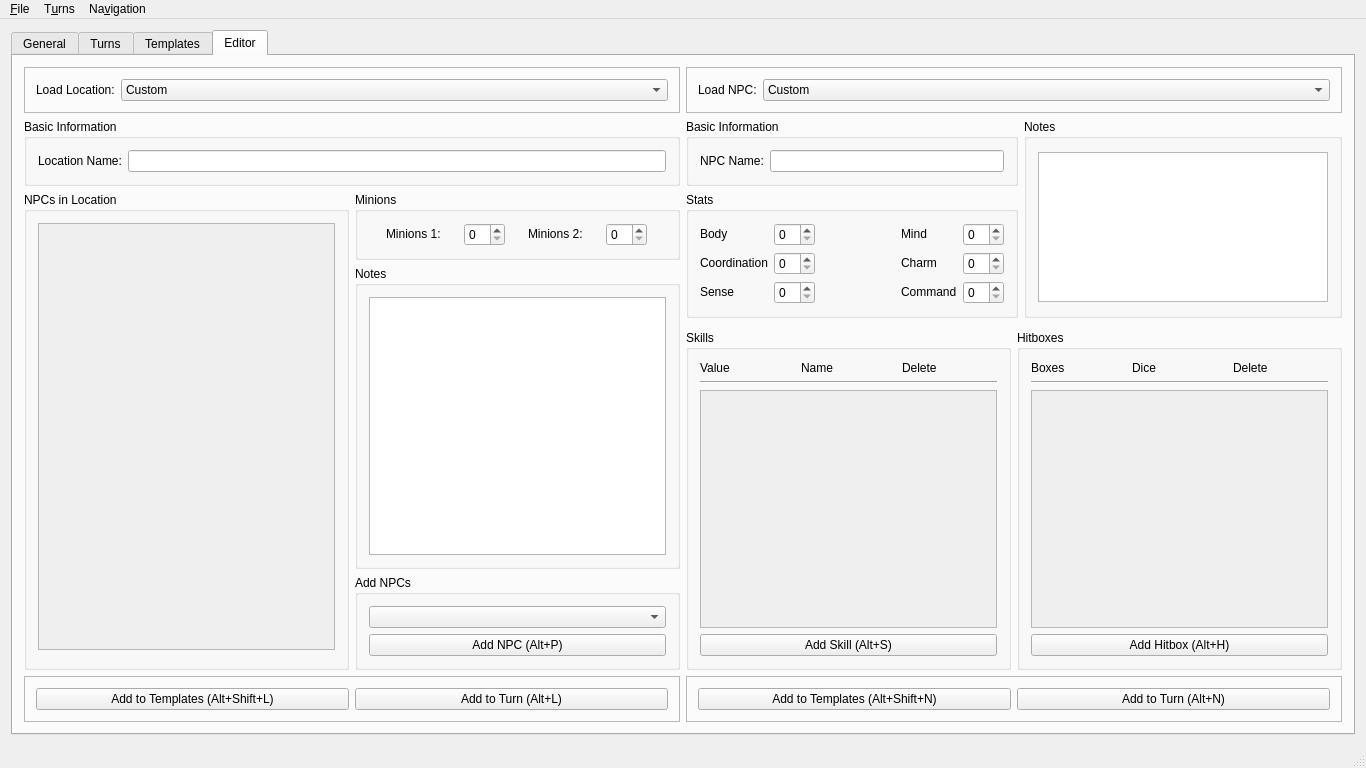
First picture: the form in src/mainwindow.ui, repository zobin8/talented-gm, before the edit.
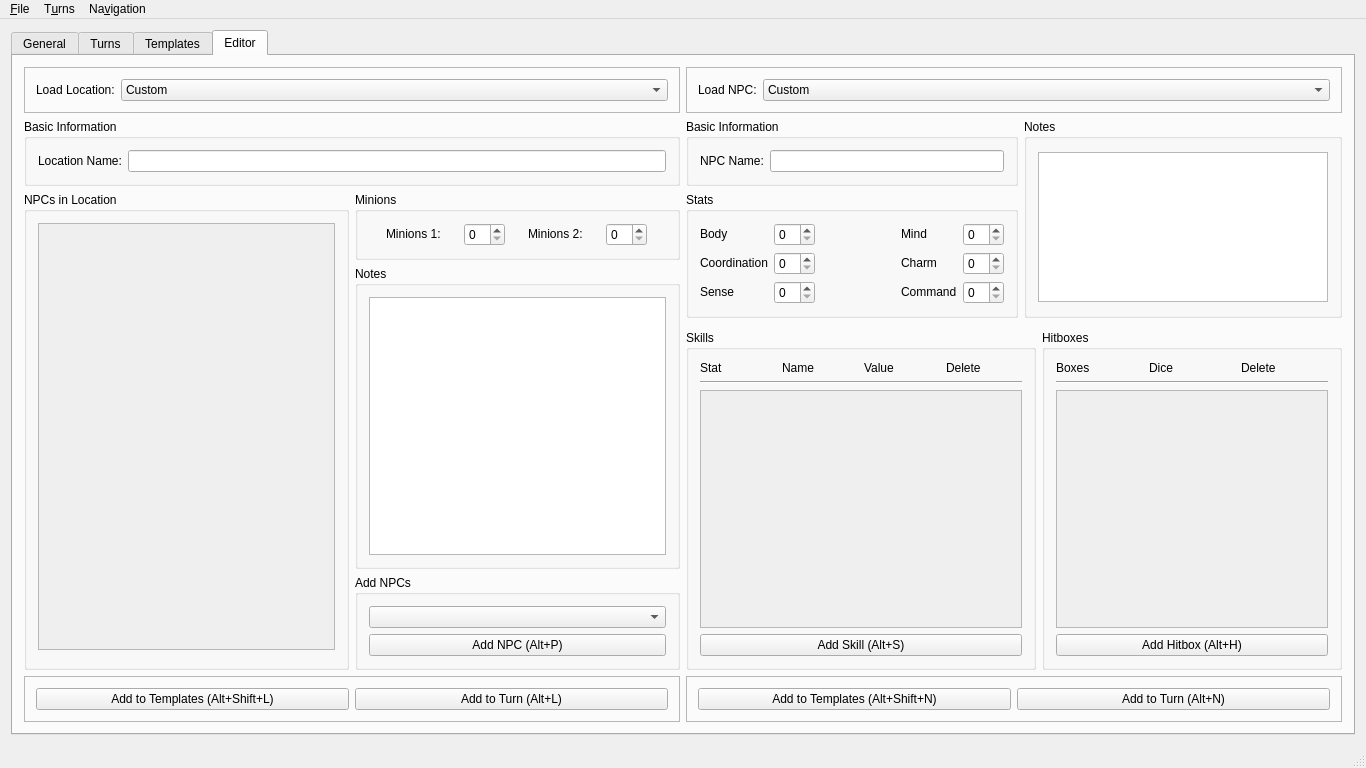
Second picture: the form after the edit.

Commit message: Added stats to skills  * Each stat now has an associated skill.  * The previous system made no sense.  * This could potentially allow automated dice rolling.

Patch:
```diff
--- a/src/mainwindow.ui
+++ b/src/mainwindow.ui
@@ -1757,6 +1757,12 @@
                   <verstretch>0</verstretch>
                  </sizepolicy>
                 </property>
+                <property name="minimumSize">
+                 <size>
+                  <width>350</width>
+                  <height>0</height>
+                 </size>
+                </property>
                 <property name="title">
                  <string>Skills</string>
                 </property>
@@ -1791,23 +1797,30 @@
                        </sizepolicy>
                       </property>
                       <property name="text">
-                       <string>Value</string>
+                       <string>Stat</string>
                       </property>
                      </widget>
                     </item>
                     <item>
-                     <widget class="QLabel" name="label_30">
-                      <property name="sizePolicy">
-                       <sizepolicy hsizetype="Preferred" vsizetype="Fixed">
-                        <horstretch>0</horstretch>
-                        <verstretch>0</verstretch>
-                       </sizepolicy>
-                      </property>
+                     <widget class="QLabel" name="label">
                       <property name="text">
                        <string>Name</string>
                       </property>
                      </widget>
                     </item>
+                    <item>
+                     <widget class="QLabel" name="label_30">
+                      <property name="sizePolicy">
+                       <sizepolicy hsizetype="Preferred" vsizetype="Fixed">
+                        <horstretch>0</horstretch>
+                        <verstretch>0</verstretch>
+                       </sizepolicy>
+                      </property>
+                      <property name="text">
+                       <string>Value</string>
+                      </property>
+                     </widget>
+                    </item>
                     <item>
                      <widget class="QLabel" name="label_31">
                       <property name="sizePolicy">
@@ -1862,7 +1875,7 @@
                         <rect>
                          <x>0</x>
                          <y>0</y>
-                         <width>301</width>
+                         <width>324</width>
                          <height>264</height>
                         </rect>
                        </property>
@@ -1894,6 +1907,12 @@
                   <verstretch>0</verstretch>
                  </sizepolicy>
                 </property>
+                <property name="minimumSize">
+                 <size>
+                  <width>0</width>
+                  <height>0</height>
+                 </size>
+                </property>
                 <property name="title">
                  <string>Hitboxes</string>
                 </property>
@@ -1996,7 +2015,7 @@
                      <rect>
                       <x>0</x>
                       <y>0</y>
-                      <width>301</width>
+                      <width>278</width>
                       <height>264</height>
                      </rect>
                     </property>
```
The commit also changes 3 other files.
